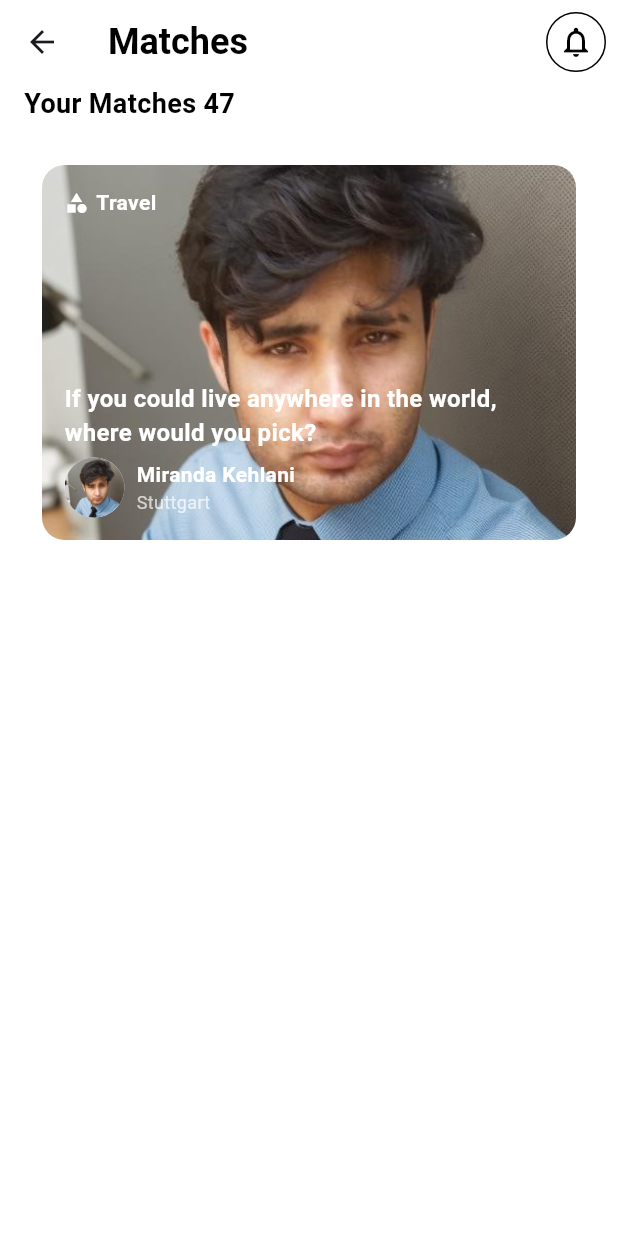
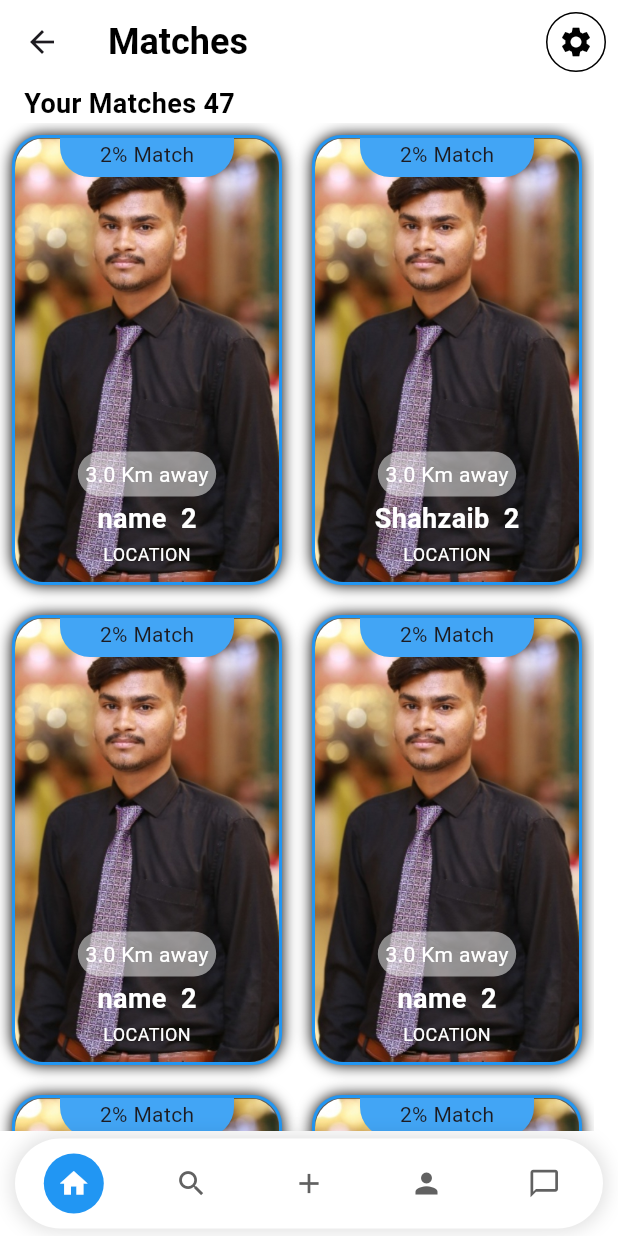
Before and after one commit to Shahzaibkhan80/fluttertest, a Flutter app: the MatchScreen screen opened directly, on a phone screen of 412 x 824 dp. Run offline on Flutter 3.47's test engine with Material 3 defaults, Android fonts, the phone set to English and light mode, and no system bars.

Commit message:
complete ui

```diff
--- a/lib/main.dart
+++ b/lib/main.dart
@@ -1,6 +1,5 @@
 import 'package:flutter/material.dart';
 import 'package:fluttertest/view/screens/onboardingscreen.dart/onboardingScreen.dart';
-import 'package:fluttertest/view/screens/storyScreen/story_screen.dart';
 import 'package:provider/provider.dart';
 
 import 'view_modal/multiprovider/multiprovider.dart';
--- a/lib/view/screens/matchScreen/match__screen.dart
+++ b/lib/view/screens/matchScreen/match__screen.dart
@@ -1,5 +1,7 @@
 import 'package:flutter/material.dart';
-import '../../../widgets/postCard/post_card.dart';
+import 'package:fluttertest/widgets/matchCard/match_card.dart';
+
+import '../../../widgets/customBottomNav/custom_bottom_nav.dart';
 
 class MatchScreen extends StatelessWidget {
   @override
@@ -27,8 +29,7 @@ class MatchScreen extends StatelessWidget {
                 border: Border.all(color: Colors.black),
                 shape: BoxShape.circle,
               ),
-              child:
-                  Icon(Icons.notifications_none_outlined, color: Colors.black),
+              child: Icon(Icons.settings, color: Colors.black),
             ),
           ),
         ],
@@ -48,21 +49,67 @@ class MatchScreen extends StatelessWidget {
             ),
           ),
           Expanded(
-            child: ListView(
-              padding: EdgeInsets.all(16),
-              children: [
-                PostCard(
-                  imageUrl: "assets/images/profileimage.png",
-                  category: "Travel",
-                  question:
-                      "If you could live anywhere in the world, where would you pick?",
-                  userName: "Miranda Kehlani",
-                  location: "Stuttgart",
-                  userImage: "assets/images/profileimage.png",
+            child: SingleChildScrollView(
+              child: Padding(
+                padding: const EdgeInsets.all(8.0),
+                child: Wrap(
+                  spacing: 20,
+                  runSpacing: 20,
+                  children: [
+                    MatchCard(
+                      imageUrl: 'assets/images/image.jpg',
+                      name: 'name',
+                      age: 2,
+                      location: 'location',
+                      matchPercentage: 2,
+                      distance: 3,
+                    ),
+                    MatchCard(
+                      imageUrl: 'assets/images/image.jpg',
+                      name: 'Shahzaib',
+                      age: 2,
+                      location: 'location',
+                      matchPercentage: 2,
+                      distance: 3,
+                    ),
+                    MatchCard(
+                      imageUrl: 'assets/images/image.jpg',
+                      name: 'name',
+                      age: 2,
+                      location: 'location',
+                      matchPercentage: 2,
+                      distance: 3,
+                    ),
+                    MatchCard(
+                      imageUrl: 'assets/images/image.jpg',
+                      name: 'name',
+                      age: 2,
+                      location: 'location',
+                      matchPercentage: 2,
+                      distance: 3,
+                    ),
+                    MatchCard(
+                      imageUrl: 'assets/images/image.jpg',
+                      name: 'name',
+                      age: 2,
+                      location: 'location',
+                      matchPercentage: 2,
+                      distance: 3,
+                    ),
+                    MatchCard(
+                      imageUrl: 'assets/images/image.jpg',
+                      name: 'name',
+                      age: 2,
+                      location: 'location',
+                      matchPercentage: 2,
+                      distance: 3,
+                    ),
+                  ],
                 ),
-              ],
+              ),
             ),
           ),
+          CustomBottomNav(),
         ],
       ),
     );
--- a/lib/view/screens/storyScreen/story_screen.dart
+++ b/lib/view/screens/storyScreen/story_screen.dart
@@ -1,10 +1,12 @@
 import 'package:flutter/material.dart';
 import 'package:provider/provider.dart';
 import '../../../view_modal/generalProvider/generalController.dart';
+import '../../../widgets/customBottomNav/custom_bottom_nav.dart';
 import '../../../widgets/postCard/post_card.dart';
 import '../../../widgets/story_widget/story.dart';
 import '../../../widgets/story_widget/story_widget.dart';
 import '../../../widgets/tabWidget/custom_tab_bar.dart';
+import '../matchScreen/match__screen.dart';
 
 class StoryScreen extends StatelessWidget {
   @override
@@ -13,16 +15,20 @@ class StoryScreen extends StatelessWidget {
 
     return SafeArea(
       child: Scaffold(
+        appBar: AppBar(
+          backgroundColor: Colors.white,
+          title: Text(
+            "Friends",
+            style: TextStyle(
+              color: Colors.black,
+              fontSize: 24,
+              fontWeight: FontWeight.bold,
+            ),
+          ),
+        ),
         body: Column(
           crossAxisAlignment: CrossAxisAlignment.start,
           children: [
-            Padding(
-              padding: EdgeInsets.symmetric(horizontal: 10),
-              child: Text(
-                "Friends",
-                style: TextStyle(fontSize: 22, fontWeight: FontWeight.bold),
-              ),
-            ),
             SizedBox(height: 10),
             SizedBox(
               height: 120,
@@ -77,6 +83,7 @@ class StoryScreen extends StatelessWidget {
                 ],
               ),
             ),
+            CustomBottomNav(),
           ],
         ),
       ),
--- /dev/null
+++ b/lib/widgets/customBottomNav/custom_bottom_nav.dart
@@ -0,0 +1,85 @@
+import 'package:flutter/material.dart';
+import 'package:fluttertest/view/screens/matchScreen/match__screen.dart';
+import 'package:provider/provider.dart';
+
+import '../../view/screens/storyScreen/story_screen.dart';
+import '../../view_modal/generalProvider/generalController.dart';
+
+class CustomBottomNav extends StatelessWidget {
+  const CustomBottomNav({
+    super.key,
+  });
+
+  @override
+  Widget build(BuildContext context) {
+    return Padding(
+      padding: EdgeInsets.symmetric(horizontal: 10, vertical: 5),
+      child: Container(
+        height: 60,
+        decoration: BoxDecoration(
+          color: Colors.white,
+          borderRadius: BorderRadius.circular(30),
+          boxShadow: [
+            BoxShadow(
+              color: Colors.black12,
+              blurRadius: 10,
+              spreadRadius: 2,
+            ),
+          ],
+        ),
+        child: Row(
+          mainAxisAlignment: MainAxisAlignment.spaceAround,
+          children: [
+            buildNavItem(context, Icons.home, 0),
+            buildNavItem(context, Icons.search, 1),
+            buildNavItem(context, Icons.add, 2),
+            buildNavItem(context, Icons.person, 3),
+            buildNavItem(context, Icons.chat_bubble_outline, 4),
+          ],
+        ),
+      ),
+    );
+  }
+
+  Widget buildNavItem(BuildContext context, IconData icon, int index) {
+    final bottomNavController = Provider.of<GeneralProvider>(context);
+
+    return GestureDetector(
+      onTap: () {
+        if (index == 3) {
+          Navigator.push(
+            context,
+            MaterialPageRoute(
+              builder: (context) => MatchScreen(),
+            ),
+          );
+        } else if (index == 0) {
+          Navigator.push(
+            context,
+            MaterialPageRoute(
+              builder: (context) => StoryScreen(),
+            ),
+          );
+        }
+        bottomNavController.setTabIndex(index);
+      },
+      child: Container(
+        width: 40,
+        height: 80,
+        decoration: BoxDecoration(
+          color: bottomNavController.selectedIndex == index
+              ? Colors.blue
+              : Colors.white,
+          shape: BoxShape.circle,
+        ),
+        child: Icon(
+          icon,
+          color: bottomNavController.selectedIndex == index
+              ? Colors.white
+              : Colors.grey.shade700,
+          size: 22,
+        ),
+      ),
+    );
+  }
+}
--- /dev/null
+++ b/lib/widgets/matchCard/match_card.dart
@@ -0,0 +1,110 @@
+import 'package:flutter/material.dart';
+
+class MatchCard extends StatelessWidget {
+  final String imageUrl;
+  final String name;
+  final int age;
+  final String location;
+  final int matchPercentage;
+  final double distance;
+  const MatchCard({
+    super.key,
+    required this.imageUrl,
+    required this.name,
+    required this.age,
+    required this.location,
+    required this.matchPercentage,
+    required this.distance,
+  });
+
+  @override
+  Widget build(BuildContext context) {
+    return Container(
+      width: 180,
+      height: 300,
+      decoration: BoxDecoration(
+          border: Border.all(width: 2, color: Colors.blue),
+          borderRadius: BorderRadius.circular(
+            20,
+          ),
+          boxShadow: [
+            BoxShadow(
+              blurRadius: 8,
+            ),
+          ]),
+      child: Stack(
+        children: [
+          ClipRRect(
+            borderRadius: BorderRadius.circular(20),
+            child: Image.asset(
+              imageUrl,
+              width: double.infinity,
+              height: double.infinity,
+              fit: BoxFit.cover,
+            ),
+          ),
+          Positioned(
+            bottom: 270,
+            right: 30,
+            left: 30,
+            child: Container(
+              alignment: Alignment.center,
+              padding: EdgeInsets.symmetric(vertical: 5),
+              decoration: BoxDecoration(
+                  color: Colors.blue.shade400,
+                  borderRadius: BorderRadius.only(
+                      bottomLeft: Radius.circular(20),
+                      bottomRight: Radius.circular(20))),
+              child: Text('$matchPercentage% Match'),
+            ),
+          ),
+          Positioned(
+            bottom: 10,
+            left: 10,
+            right: 10,
+            child: Column(
+              mainAxisAlignment: MainAxisAlignment.center,
+              children: [
+                Container(
+                  decoration: BoxDecoration(
+                    color: Colors.white.withOpacity(0.5),
+                    borderRadius: BorderRadius.circular(20),
+                  ),
+                  child: Padding(
+                    padding: const EdgeInsets.all(5),
+                    child: Text(
+                      '$distance Km away',
+                      style: TextStyle(color: Colors.white, fontSize: 14),
+                    ),
+                  ),
+                ),
+                SizedBox(
+                  height: 2,
+                ),
+                Row(
+                  mainAxisAlignment: MainAxisAlignment.center,
+                  children: [
+                    Text(
+                      '$name  $age',
+                      style: TextStyle(
+                          color: Colors.white,
+                          fontSize: 18,
+                          fontWeight: FontWeight.bold),
+                    ),
+                  ],
+                ),
+                SizedBox(
+                  height: 2,
+                ),
+                Text(
+                  location.toUpperCase(),
+                  style: TextStyle(color: Colors.white, fontSize: 12),
+                ),
+              ],
+            ),
+          ),
+        ],
+      ),
+    );
+  }
+}
--- a/lib/widgets/postCard/post_card.dart
+++ b/lib/widgets/postCard/post_card.dart
@@ -35,9 +35,25 @@ class PostCard extends StatelessWidget {
           Positioned(
             top: 15,
             left: 15,
+            child: Container(
+              width: 80,
+              height: 30,
+              decoration: BoxDecoration(
+                  border: Border.all(color: Colors.black),
+                  borderRadius: BorderRadius.circular(20),
+                  boxShadow: [
+                    BoxShadow(
+                      color: Colors.black38,
+                      blurStyle: BlurStyle.inner,
+                    ),
+                  ]),
               child: Row(
                 children: [
-                Icon(Icons.category, size: 16, color: Colors.white),
+                  Icon(
+                    Icons.category,
+                    size: 16,
+                    color: Colors.white,
+                  ),
                   SizedBox(width: 5),
                   Text(
                     category,
@@ -47,6 +63,7 @@ class PostCard extends StatelessWidget {
                     ),
                   ),
                 ],
+              ),
             ),
           ),
           Positioned(
@@ -69,9 +86,14 @@ class PostCard extends StatelessWidget {
             bottom: 15,
             child: Row(
               children: [
-                CircleAvatar(
+                Container(
+                  decoration: BoxDecoration(
+                      shape: BoxShape.circle,
+                      border: Border.all(width: 1, color: Colors.red)),
+                  child: CircleAvatar(
                     backgroundImage: AssetImage(userImage),
                     radius: 20,
+                  ),
                 ),
                 SizedBox(width: 8),
                 Column(
```
Lines whose indentation alone changed are shown as unchanged.
